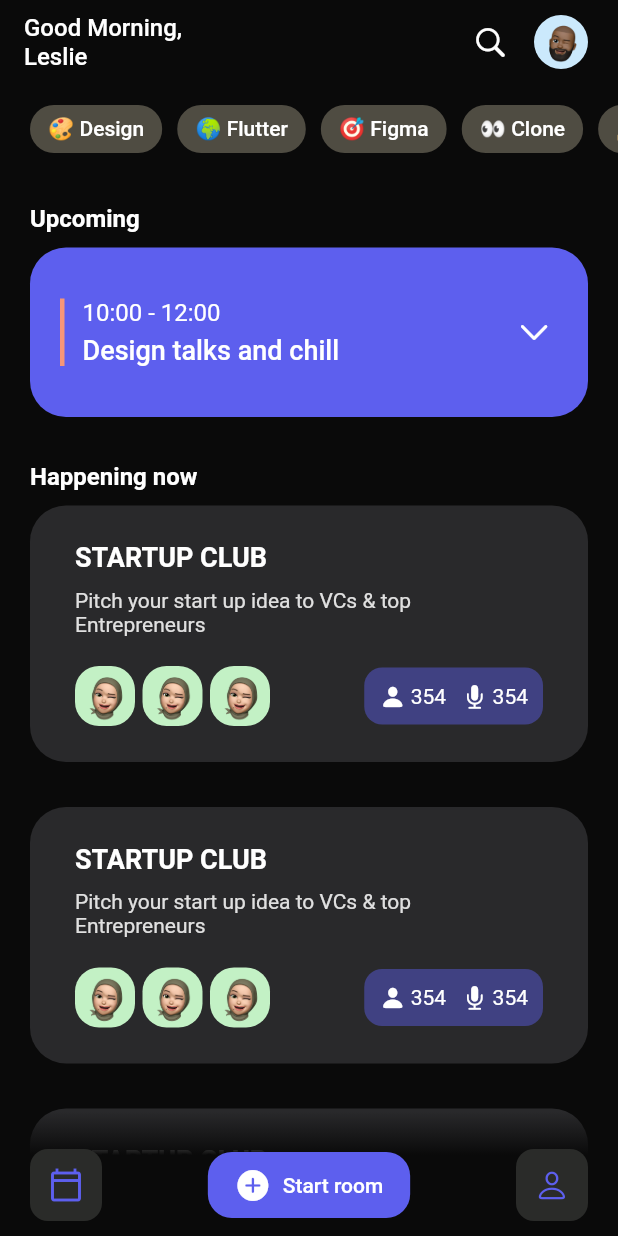
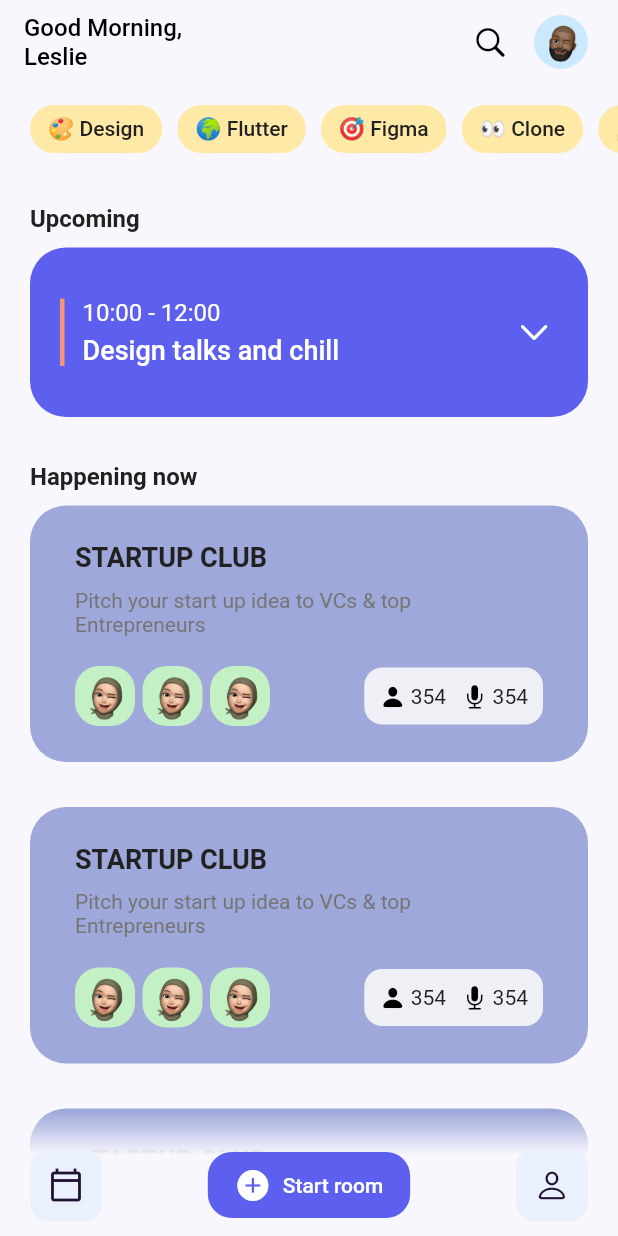
Before and after one commit to smebes/Club-House, a Flutter app: the screen it shows after launch, on a phone screen of 412 x 824 dp. Run offline on Flutter 3.47's test engine with Material 2 defaults, Android fonts, the phone set to English and light mode, and no system bars.

```diff
--- a/lib/main.dart
+++ b/lib/main.dart
@@ -6,25 +6,25 @@
 }
 
 class MyApp extends StatelessWidget {
+  const MyApp({super.key});
+
   @override
   Widget build(BuildContext context) {
     return MaterialApp(
       title: 'Flutter Demo',
-      home: Home(),
+      home: const Home(),
       themeMode: ThemeMode.dark,
       debugShowCheckedModeBanner: false,
       theme: ThemeData(
         brightness: Brightness.light,
-        primarySwatch: Colors.indigo,
-        primaryColor: Color(0xFF5d5fee),
-        scaffoldBackgroundColor: Color(0xFFf8f7fd),
-        backgroundColor: Colors.white,
-        appBarTheme: AppBarTheme(
+        primaryColor: const Color(0xFF5d5fee),
+        scaffoldBackgroundColor: const Color(0xFFf8f7fd),
+        appBarTheme: const AppBarTheme(
           elevation: 0,
           brightness: Brightness.light,
           backgroundColor: Colors.transparent,
           textTheme: TextTheme(
-            headline6: TextStyle(
+            titleLarge: TextStyle(
               color: Colors.black,
               fontSize: 16,
               fontWeight: FontWeight.w500,
@@ -35,12 +35,12 @@
           ),
         ),
         textTheme: TextTheme(
-          headline4: TextStyle(
+          headlineMedium: TextStyle(
             fontSize: 16,
             fontWeight: FontWeight.w600,
             color: Colors.grey.shade900,
           ),
-          bodyText2: TextStyle(
+          bodyMedium: TextStyle(
             fontSize: 14,
             color: Colors.grey.shade900,
           ),
@@ -48,63 +48,63 @@
         elevatedButtonTheme: ElevatedButtonThemeData(
           style: ElevatedButton.styleFrom(
             elevation: 0,
-            primary: Color(0xFF5d5fee),
-            padding: EdgeInsets.fromLTRB(18, 10, 18, 10),
+            primary: const Color(0xFF5d5fee),
+            padding: const EdgeInsets.fromLTRB(18, 10, 18, 10),
             shape: RoundedRectangleBorder(
               borderRadius: BorderRadius.circular(16),
             ),
           ),
         ),
-        iconTheme: IconThemeData(
+        iconTheme: const IconThemeData(
           color: Colors.black,
         ),
+        colorScheme: ColorScheme.fromSwatch(primarySwatch: Colors.indigo),
       ),
-      darkTheme: ThemeData(
-        brightness: Brightness.dark,
-        primarySwatch: Colors.indigo,
-        primaryColor: Color(0xFF5d5fee),
-        scaffoldBackgroundColor: Color(0xFF0a0a0a),
-        backgroundColor: Color(0xFF29292b),
-        appBarTheme: AppBarTheme(
-          elevation: 0,
-          brightness: Brightness.dark,
-          backgroundColor: Colors.transparent,
-          textTheme: TextTheme(
-            headline6: TextStyle(
-              color: Colors.white,
-              fontSize: 16,
-              fontWeight: FontWeight.w500,
-            ),
-          ),
-          iconTheme: IconThemeData(
-            color: Colors.white,
-          ),
-        ),
-        textTheme: TextTheme(
-          headline4: TextStyle(
-            fontWeight: FontWeight.w600,
-            color: Colors.white,
-            fontSize: 16,
-          ),
-          bodyText2: TextStyle(
-            color: Colors.white,
-            fontSize: 14,
-          ),
-        ),
-        elevatedButtonTheme: ElevatedButtonThemeData(
-          style: ElevatedButton.styleFrom(
-            elevation: 0,
-            primary: Color(0xFF5d5fee),
-            padding: EdgeInsets.fromLTRB(18, 10, 18, 10),
-            shape: RoundedRectangleBorder(
-              borderRadius: BorderRadius.circular(16),
-            ),
-          ),
-        ),
-        iconTheme: IconThemeData(
-          color: Colors.white,
-        ),
-      ),
+      // darkTheme: ThemeData(
+      //   brightness: Brightness.dark,
+      //   primaryColor: const Color(0xFF5d5fee),
+      //   scaffoldBackgroundColor: const Color(0xFF0a0a0a),
+      //   appBarTheme: const AppBarTheme(
+      //     elevation: 0,
+      //     brightness: Brightness.dark,
+      //     backgroundColor: Colors.transparent,
+      //     textTheme: TextTheme(
+      //       titleLarge: TextStyle(
+      //         color: Colors.white,
+      //         fontSize: 16,
+      //         fontWeight: FontWeight.w500,
+      //       ),
+      //     ),
+      //     iconTheme: IconThemeData(
+      //       color: Colors.white,
+      //     ),
+      //   ),
+      //   textTheme: const TextTheme(
+      //     headlineMedium: TextStyle(
+      //       fontWeight: FontWeight.w600,
+      //       color: Colors.white,
+      //       fontSize: 16,
+      //     ),
+      //     bodyMedium: TextStyle(
+      //       color: Colors.white,
+      //       fontSize: 14,
+      //     ),
+      //   ),
+      //   elevatedButtonTheme: ElevatedButtonThemeData(
+      //     style: ElevatedButton.styleFrom(
+      //       elevation: 0,
+      //       backgroundColor: const Color(0xFF5d5fee),
+      //       padding: const EdgeInsets.fromLTRB(18, 10, 18, 10),
+      //       shape: RoundedRectangleBorder(
+      //         borderRadius: BorderRadius.circular(16),
+      //       ),
+      //     ),
+      //   ),
+      //   iconTheme: const IconThemeData(
+      //     color: Colors.white,
+      //   ),
+      //   colorScheme: ColorScheme.fromSwatch(primarySwatch: Colors.indigo),
+      // ),
     );
   }
 }
```
